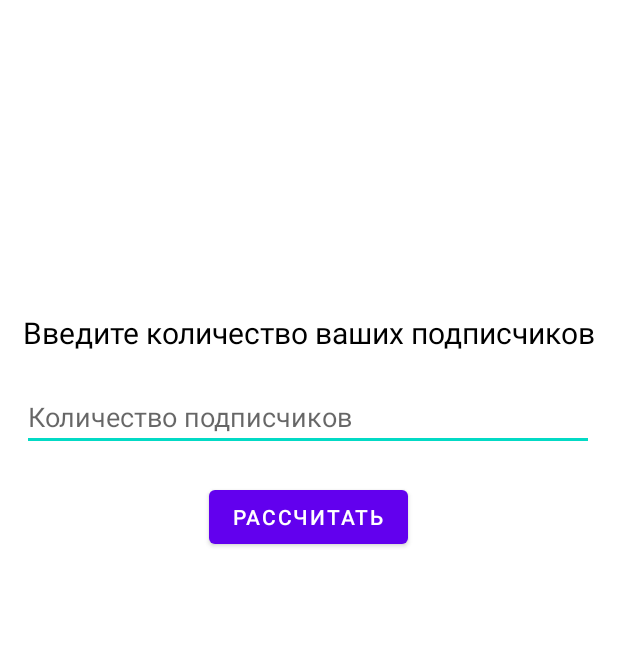
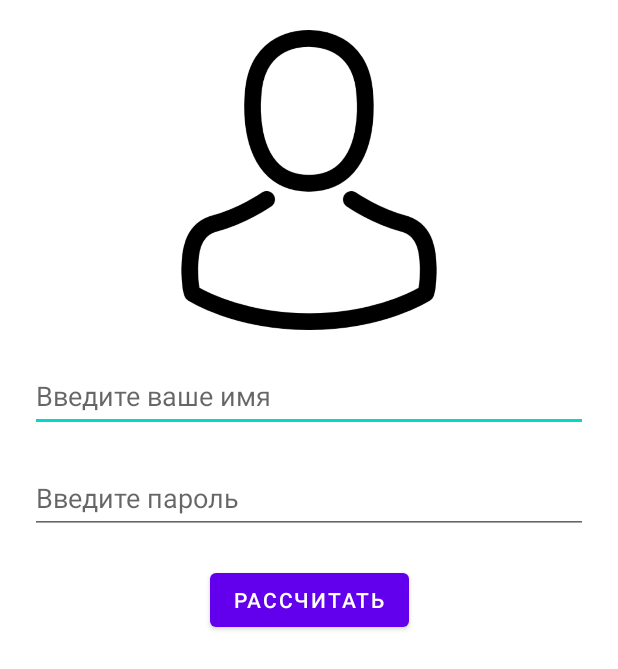
Before and after one commit to Deneno/NecoApp, an Android app: the layout activity_main.xml on its own in the app's theme, with its tools: preview values and no code run, on a phone screen of 412 x 824 dp. Shown: the top 669 px of the screen. Run offline under Robolectric (Android 15) with nearby library versions, the phone set to English and light mode, and no system bars.

Commit message:
Добавил отображение фото

```diff
--- a/app/src/main/res/layout/activity_main.xml
+++ b/app/src/main/res/layout/activity_main.xml
@@ -8,24 +8,9 @@
     tools:context=".MainActivity">
 
     <TextView
-        android:id="@+id/textView"
-        android:layout_width="wrap_content"
-        android:layout_height="wrap_content"
-        android:layout_marginTop="208dp"
-        android:gravity="center"
-        android:text="Введите количество ваших подписчиков"
-        android:textColor="#000000"
-        android:textSize="20sp"
-        app:layout_constraintEnd_toEndOf="parent"
-        app:layout_constraintHorizontal_bias="0.476"
-        app:layout_constraintStart_toStartOf="parent"
-        app:layout_constraintTop_toTopOf="parent" />
-
-    <TextView
         android:id="@+id/textViewResult"
         android:layout_width="0dp"
         android:layout_height="wrap_content"
-        android:layout_marginTop="20dp"
         android:gravity="center"
         android:textColor="#000000"
         android:textSize="20sp"
@@ -33,20 +18,39 @@
         app:layout_constraintEnd_toEndOf="@+id/editText"
         app:layout_constraintHorizontal_bias="0.0"
         app:layout_constraintStart_toStartOf="@+id/editText"
-        app:layout_constraintTop_toBottomOf="@+id/editText" />
+        app:layout_constraintTop_toBottomOf="@+id/editText2" />
 
     <EditText
         android:id="@+id/editText"
         android:layout_width="0dp"
         android:layout_height="wrap_content"
+        android:layout_marginStart="20dp"
         android:layout_marginTop="20dp"
+        android:layout_marginEnd="20dp"
         android:ems="10"
-        android:hint="Количество подписчиков"
-        android:inputType="number"
-        app:layout_constraintEnd_toEndOf="@+id/textView"
-        app:layout_constraintHorizontal_bias="0.494"
-        app:layout_constraintStart_toStartOf="@+id/textView"
-        app:layout_constraintTop_toBottomOf="@+id/textView" />
+        android:hint="Введите ваше имя"
+        android:inputType="textPersonName"
+        android:minHeight="48dp"
+        app:layout_constraintEnd_toEndOf="parent"
+        app:layout_constraintHorizontal_bias="0.0"
+        app:layout_constraintStart_toStartOf="parent"
+        app:layout_constraintTop_toBottomOf="@+id/imageView" />
+
+    <EditText
+        android:id="@+id/editText2"
+        android:layout_width="0dp"
+        android:layout_height="wrap_content"
+        android:layout_marginStart="20dp"
+        android:layout_marginTop="20dp"
+        android:layout_marginEnd="20dp"
+        android:ems="10"
+        android:hint="Введите пароль"
+        android:inputType="textPersonName"
+        android:minHeight="48dp"
+        app:layout_constraintEnd_toEndOf="parent"
+        app:layout_constraintHorizontal_bias="0.0"
+        app:layout_constraintStart_toStartOf="parent"
+        app:layout_constraintTop_toBottomOf="@+id/editText" />
 
     <Button
         android:id="@+id/button4"
@@ -57,4 +61,15 @@
         app:layout_constraintEnd_toEndOf="@+id/editText"
         app:layout_constraintStart_toStartOf="@+id/editText"
         app:layout_constraintTop_toBottomOf="@+id/textViewResult" />
+
+    <ImageView
+        android:id="@+id/imageView"
+        android:layout_width="0dp"
+        android:layout_height="200dp"
+        android:layout_marginTop="20dp"
+        app:layout_constraintEnd_toEndOf="parent"
+        app:layout_constraintHorizontal_bias="0.0"
+        app:layout_constraintStart_toStartOf="parent"
+        app:layout_constraintTop_toTopOf="parent"
+        app:srcCompat="@drawable/noname" />
 </androidx.constraintlayout.widget.ConstraintLayout>
```
Also changed, not shown: app/src/main/java/ya/deneno/necoapp/MainActivity.kt (+36 -9 lines), app/src/main/java/ya/deneno/necoapp/constance/Constance.kt (added, +14 -0 lines), app/src/main/res/drawable/director.png (added), app/src/main/res/drawable/dvornik.png (added), app/src/main/res/drawable/engeneer.png (added), app/src/main/res/drawable/noname.png (added).
